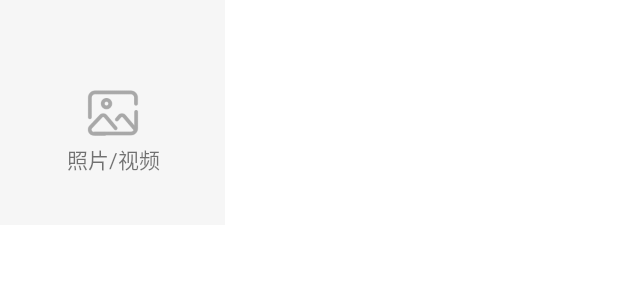
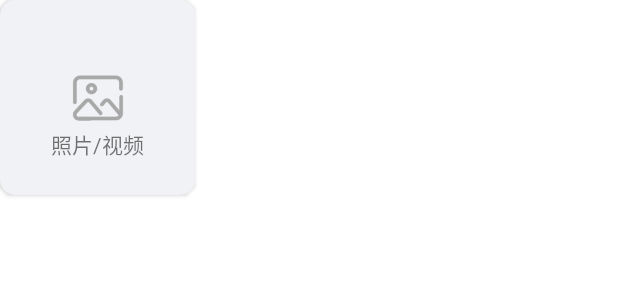
Before and after one commit to bitByte404/TraverlDiary, an Android app: the layout layout_add_images_view.xml on its own in the app's theme, with its tools: preview values and no code run, on a phone screen of 412 x 824 dp. Shown: the top 300 px of the screen. Run offline under Robolectric (Android 15) with nearby library versions, the phone set to English and light mode, and no system bars.

Commit message:
布局微调

```diff
--- a/app/src/main/res/layout/layout_add_images_view.xml
+++ b/app/src/main/res/layout/layout_add_images_view.xml
@@ -1,34 +1,37 @@
 <?xml version="1.0" encoding="utf-8"?>
-<androidx.constraintlayout.widget.ConstraintLayout
+<androidx.cardview.widget.CardView
     xmlns:android="http://schemas.android.com/apk/res/android"
     xmlns:app="http://schemas.android.com/apk/res-auto"
     xmlns:tools="http://schemas.android.com/tools"
-    android:layout_width="150dp"
-    android:background="#f6f6f6"
+    app:cardCornerRadius="10dp"
+    android:backgroundTint="@color/community_background_grey"
+    android:layout_width="wrap_content"
+    android:layout_height="wrap_content">
+
+    <androidx.constraintlayout.widget.ConstraintLayout
         android:id="@+id/add_pic"
-    android:layout_height="150dp">
-
+        android:layout_width="130dp"
+        android:layout_height="130dp">
 
         <ImageView
             android:id="@+id/imageView4"
             android:layout_width="40dp"
             android:layout_height="40dp"
-        android:background="@color/background_grey"
+            android:layout_marginTop="45dp"
             android:src="@drawable/icon_pic"
-        app:layout_constraintBottom_toBottomOf="parent"
             app:layout_constraintEnd_toEndOf="parent"
             app:layout_constraintStart_toStartOf="parent"
             app:layout_constraintTop_toTopOf="parent" />
 
         <TextView
             android:id="@+id/textView9"
-        app:layout_constraintEnd_toEndOf="@+id/imageView4"
-        app:layout_constraintStart_toStartOf="@+id/imageView4"
-        app:layout_constraintTop_toBottomOf="@+id/imageView4"
             android:layout_width="wrap_content"
             android:layout_height="wrap_content"
             android:text="照片/视频"
-        tools:layout_editor_absoluteX="50dp"
-        tools:layout_editor_absoluteY="224dp" />
+            app:layout_constraintEnd_toEndOf="parent"
+            app:layout_constraintStart_toStartOf="parent"
+            app:layout_constraintTop_toBottomOf="@+id/imageView4" />
 
     </androidx.constraintlayout.widget.ConstraintLayout>
+
+</androidx.cardview.widget.CardView>
--- a/app/src/main/res/layout/layout_bottom_dialog.xml
+++ b/app/src/main/res/layout/layout_bottom_dialog.xml
@@ -1,7 +1,7 @@
 <?xml version="1.0" encoding="utf-8"?>
 <androidx.cardview.widget.CardView xmlns:android="http://schemas.android.com/apk/res/android"
     xmlns:app="http://schemas.android.com/apk/res-auto"
-    app:cardCornerRadius="10dp"
+    app:cardCornerRadius="16dp"
     android:layout_width="match_parent"
     android:background="@color/community_background_grey"
     android:layout_height="wrap_content">
```
Also changed, not shown: app/src/main/java/com/application/traveldiary/views/fragment/CreateDynamicsFragment.kt (+6 -2 lines), app/src/main/res/values/styles.xml (added, +15 -0 lines). Lines whose indentation alone changed are shown as unchanged.
